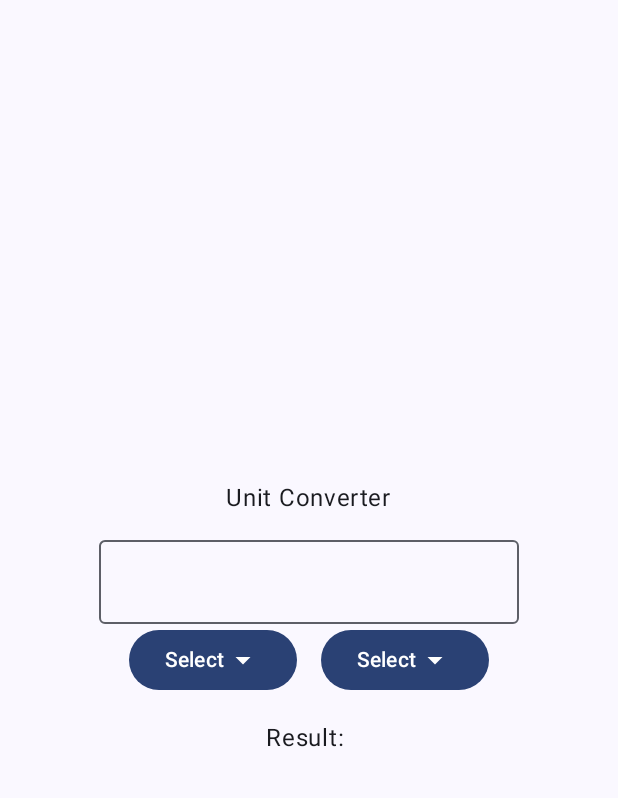
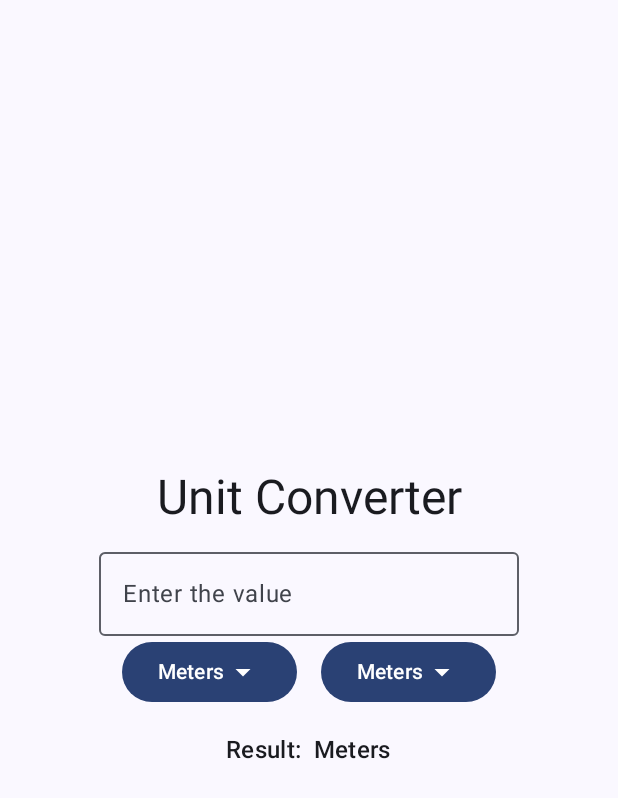
Before and after one commit to RafaelGuerraE/UnitConverter, an Android app built with Jetpack Compose: the screen it shows after launch (MainActivity), on a phone screen of 412 x 824 dp. Shown: the top 798 px of the screen. Run offline under Robolectric (Android 15) with nearby library versions, the phone set to English and light mode, and no system bars.

Commit message:
Base Project

```diff
--- a/app/src/main/java/guerra/unitconverter/MainActivity.kt
+++ b/app/src/main/java/guerra/unitconverter/MainActivity.kt
@@ -19,16 +19,23 @@ import androidx.compose.material3.Button
 import androidx.compose.material3.DropdownMenu
 import androidx.compose.material3.DropdownMenuItem
 import androidx.compose.material3.Icon
+import androidx.compose.material3.MaterialTheme
 import androidx.compose.material3.OutlinedTextField
 import androidx.compose.material3.Scaffold
 import androidx.compose.material3.Surface
 import androidx.compose.material3.Text
 import androidx.compose.runtime.Composable
+import androidx.compose.runtime.getValue
+import androidx.compose.runtime.mutableDoubleStateOf
+import androidx.compose.runtime.mutableStateOf
+import androidx.compose.runtime.remember
+import androidx.compose.runtime.setValue
 import androidx.compose.ui.Alignment
 import androidx.compose.ui.Modifier
 import androidx.compose.ui.tooling.preview.Preview
 import androidx.compose.ui.unit.dp
 import guerra.unitconverter.ui.theme.UnitConverterTheme
+import kotlin.math.roundToInt
 
 class MainActivity : ComponentActivity() {
     override fun onCreate(savedInstanceState: Bundle?) {
@@ -46,52 +53,129 @@ class MainActivity : ComponentActivity() {
 
 @Composable
 fun UnitConverter(){
+
+    //When we use the "by" keyword, it must be a var. On the other hand, if we don't use it, it must be a val
+
+    var inputValue by remember { mutableStateOf("") }
+    var outputValue by remember { mutableStateOf("") }
+
+    var inputUnit by remember { mutableStateOf("Meters") }
+    var outputUnit by remember { mutableStateOf("Meters") }
+
+    var isInputExpanded by remember { mutableStateOf(false) }
+    var isOutputExpanded by remember { mutableStateOf(false) }
+
+    val conversionFactor = remember { mutableDoubleStateOf(1.0) }
+    val outputConversionFactor = remember { mutableDoubleStateOf(1.0) }
+
+    fun convertUnits(){
+
+        // Elvis Operator: "  ?: 0.0  "
+
+        val inputValueDouble = inputValue.toDoubleOrNull() ?: 0.0
+
+        val result = (inputValueDouble * conversionFactor.doubleValue * 100.0/ outputConversionFactor.doubleValue).roundToInt() / 100.0
+
+        outputValue = result.toString()
+    }
+
     Column(
         modifier = Modifier.fillMaxSize(),
         verticalArrangement = Arrangement.Center,
         horizontalAlignment = Alignment.CenterHorizontally
     ) {
-        Text("Unit Converter")
+        Text(text = "Unit Converter", style = MaterialTheme.typography.headlineLarge)
 
         Spacer(modifier = Modifier.height(16.dp))
 
-        OutlinedTextField(value="", onValueChange = {})
+        OutlinedTextField(value = inputValue, onValueChange = {
+            inputValue = it
+            convertUnits() },
+            placeholder = {Text("Enter the value")})
+
         Row {
             Box{
                 Button(onClick = {
-
+                        isInputExpanded = true
                 }) {
-                    Text("Select")
+                    Text(inputUnit)
                     Icon(Icons.Default.ArrowDropDown, "")
                 }
 
-                DropdownMenu(expanded = false, onDismissRequest = {}) {
-                    DropdownMenuItem(text = { Text("Centimeters") }, onClick = {})
-                    DropdownMenuItem(text = { Text("Meters") }, onClick = {})
-                    DropdownMenuItem(text = { Text("Feet") }, onClick = {})
-                    DropdownMenuItem(text = { Text("Millimeters") }, onClick = {})
+                DropdownMenu(expanded = isInputExpanded, onDismissRequest = {isInputExpanded = false}) {
+                    DropdownMenuItem(text = { Text("Centimeters") }, onClick = {
+                        isInputExpanded = false
+                        inputUnit = "Centimeters"
+                        conversionFactor.doubleValue = 0.01
+                        convertUnits()
+                    })
+                    DropdownMenuItem(text = { Text("Meters") }, onClick = {
+                        isInputExpanded = false
+                        inputUnit = "Meters"
+                        conversionFactor.doubleValue = 1.0
+                        convertUnits()
+                    })
+                    DropdownMenuItem(text = { Text("Feet") }, onClick = {
+                        isInputExpanded = false
+                        inputUnit = "Feet"
+                        conversionFactor.doubleValue = 0.3048
+                        convertUnits()
+                    })
+                    DropdownMenuItem(text = { Text("Millimeters") }, onClick = {
+                        isInputExpanded = false
+                        inputUnit = "Millimeters"
+                        conversionFactor.doubleValue = 0.001
+                        convertUnits()
+                    })
                 }
             }
             Spacer(modifier = Modifier.width(16.dp))
 
             Box{
                 Button(onClick = {
+                        isOutputExpanded = true
+                }) {
+                    Text(outputUnit)
+                    Icon(Icons.Default.ArrowDropDown, "")
+                }
 
-                }) {
-                    Text("Select")
-                    Icon(Icons.Default.ArrowDropDown, "")
+                DropdownMenu(expanded = isOutputExpanded, onDismissRequest = { isOutputExpanded = false}) {
+                    DropdownMenuItem(text = { Text("Centimeters") }, onClick = {
+                        isOutputExpanded = false
+                        outputUnit = "Centimeters"
+                        outputConversionFactor.doubleValue = 0.01
+                        convertUnits()
+                    })
+                    DropdownMenuItem(text = { Text("Meters") }, onClick = {
+                        isOutputExpanded = false
+                        outputUnit = "Meters"
+                        outputConversionFactor.doubleValue = 1.0
+                        convertUnits()
+                    })
+                    DropdownMenuItem(text = { Text("Feet") }, onClick = {
+                        isOutputExpanded = false
+                        outputUnit = "Feet"
+                        outputConversionFactor.doubleValue = 0.3048
+                        convertUnits()
+                    })
+                    DropdownMenuItem(text = { Text("Millimeters") }, onClick = {
+                        isOutputExpanded = false
+                        outputUnit = "Millimeters"
+                        outputConversionFactor.doubleValue = 0.001
+                        convertUnits()
+                    })
                 }
             }
         }
 
         Spacer(modifier = Modifier.height(16.dp))
 
-        Text("Result: ")
+        Text(text = "Result: $outputValue $outputUnit", style = MaterialTheme.typography.titleMedium)
     }
 }
 
 @Preview(showBackground = true)
 @Composable
 fun Preview() {
-    //UnitConverter()
+    UnitConverter()
 }
```
